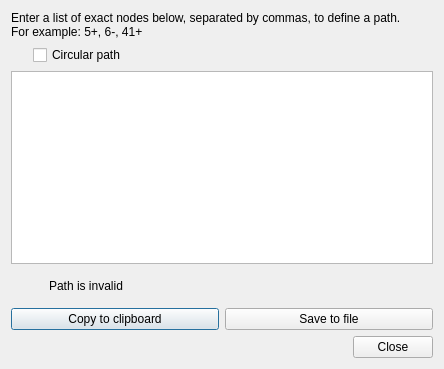
Before: the Qt Designer form ui/pathspecifydialog.ui in rrwick/Bandage, drawn with Qt 5.
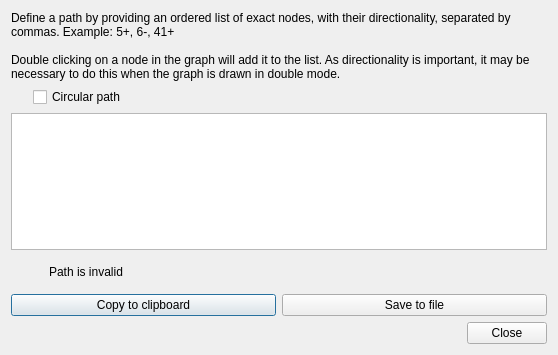
After: the same form once the commit is applied. Icons and pictures are not drawn. Custom widgets are drawn as their Qt base class.

Commit message: Double click to add nodes to path list

Patch:
```diff
--- a/ui/pathspecifydialog.ui
+++ b/ui/pathspecifydialog.ui
@@ -6,8 +6,8 @@
    <rect>
     <x>0</x>
     <y>0</y>
-    <width>444</width>
-    <height>369</height>
+    <width>558</width>
+    <height>355</height>
    </rect>
   </property>
   <property name="windowTitle">
@@ -17,8 +17,9 @@
    <item row="0" column="0" colspan="2">
     <widget class="QLabel" name="label">
      <property name="text">
-      <string>Enter a list of exact nodes below, separated by commas, to define a path.
-For example: 5+, 6-, 41+</string>
+      <string>Define a path by providing an ordered list of exact nodes, with their directionality, separated by commas. Example: 5+, 6-, 41+
+
+Double clicking on a node in the graph will add it to the list. As directionality is important, it may be necessary to do this when the graph is drawn in double mode.</string>
      </property>
      <property name="wordWrap">
       <bool>true</bool>
```
The commit also changes 5 other files.
